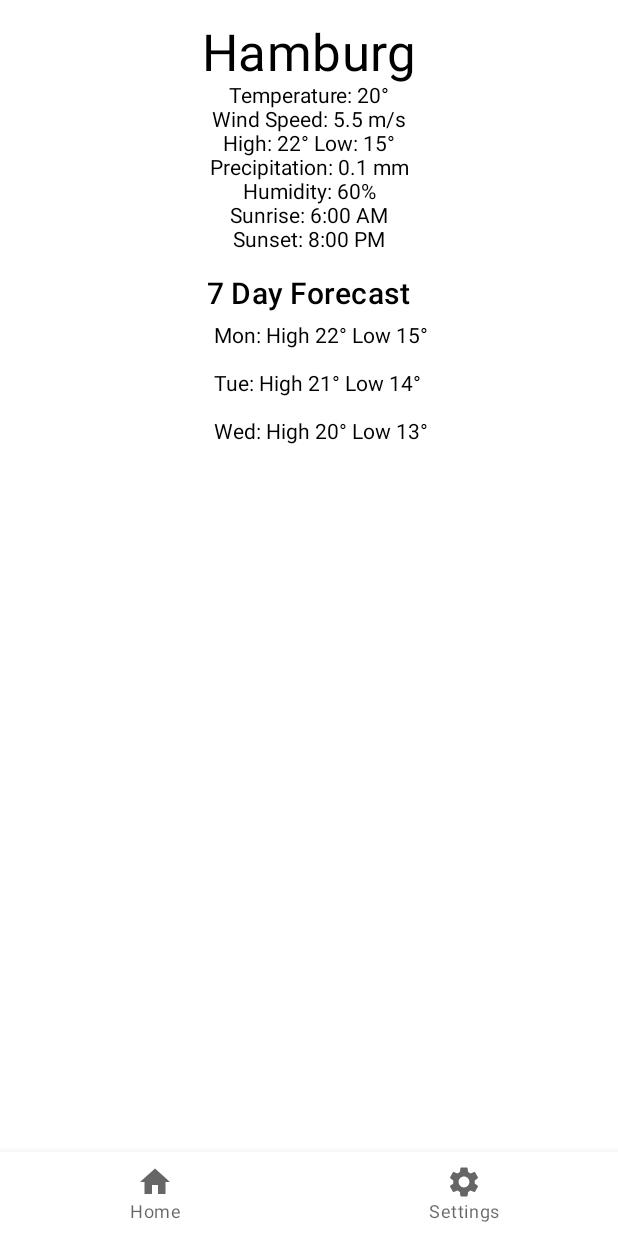
After one commit to La-Volpe/location-update-task, an Android app built with Jetpack Compose: the DetailScreen screen opened through its navigation route, on a phone screen of 412 x 824 dp. The commit adds this screen. Run offline under Robolectric (Android 15) with nearby library versions, the phone set to English and light mode, and no system bars; pictures from the network do not load.

Commit message:
basic and non-pretty ui

```diff
--- a/app/build.gradle.kts
+++ b/app/build.gradle.kts
@@ -59,6 +59,11 @@ dependencies {
     implementation(libs.androidx.ui.graphics)
     implementation(libs.androidx.ui.tooling.preview)
     implementation(libs.androidx.material3)
+    implementation(libs.androidx.compose.ui)
+    implementation(libs.androidx.compose.material)
+    implementation(libs.androidx.navigation.compose)
+    implementation(libs.coil)
+    implementation(libs.androidx.compose.runtime.livedata)
     testImplementation(libs.junit)
     androidTestImplementation(libs.androidx.junit)
     androidTestImplementation(libs.androidx.espresso.core)
--- a/app/src/main/AndroidManifest.xml
+++ b/app/src/main/AndroidManifest.xml
@@ -1,6 +1,7 @@
 <?xml version="1.0" encoding="utf-8"?>
 <manifest xmlns:android="http://schemas.android.com/apk/res/android"
     xmlns:tools="http://schemas.android.com/tools">
+    <uses-permission android:name="android.permission.INTERNET"/>
 
     <application
         android:allowBackup="true"
--- a/app/src/main/java/xyz/foxinia/weathersampleapp/MainActivity.kt
+++ b/app/src/main/java/xyz/foxinia/weathersampleapp/MainActivity.kt
@@ -6,42 +6,31 @@ import androidx.activity.compose.setContent
 import androidx.activity.enableEdgeToEdge
 import androidx.compose.foundation.layout.fillMaxSize
 import androidx.compose.foundation.layout.padding
-import androidx.compose.material3.Scaffold
-import androidx.compose.material3.Text
-import androidx.compose.runtime.Composable
+import androidx.compose.material.Scaffold
+import androidx.compose.material.Surface
 import androidx.compose.ui.Modifier
-import androidx.compose.ui.tooling.preview.Preview
-import xyz.foxinia.weathersampleapp.ui.theme.WeatherSampleAppTheme
+import androidx.navigation.NavGraph
+import androidx.navigation.NavHostController
+import androidx.navigation.compose.NavHost
+import androidx.navigation.compose.rememberNavController
+import xyz.foxinia.weathersampleapp.ui.BottomNavItem
+import xyz.foxinia.weathersampleapp.ui.BottomNavigationBar
+import xyz.foxinia.weathersampleapp.ui.Screen
+import xyz.foxinia.weathersampleapp.ui.SetupNavGraph
 
 class MainActivity : ComponentActivity() {
     override fun onCreate(savedInstanceState: Bundle?) {
         super.onCreate(savedInstanceState)
         enableEdgeToEdge()
         setContent {
-            WeatherSampleAppTheme {
-                Scaffold(modifier = Modifier.fillMaxSize()) { innerPadding ->
-                    Greeting(
-                        name = "Android",
-                        modifier = Modifier.padding(innerPadding)
-                    )
+            val navController = rememberNavController()
+            Scaffold(
+                bottomBar = { BottomNavigationBar(navController) }
+            ) { innerPadding ->
+                Surface(modifier = Modifier.fillMaxSize().padding(innerPadding)) {
+                    navController.SetupNavGraph(navController,startDestination = BottomNavItem.Home.route)
                 }
             }
         }
     }
 }
-
-@Composable
-fun Greeting(name: String, modifier: Modifier = Modifier) {
-    Text(
-        text = "Hello $name!",
-        modifier = modifier
-    )
-}
-
-@Preview(showBackground = true)
-@Composable
-fun GreetingPreview() {
-    WeatherSampleAppTheme {
-        Greeting("Android")
-    }
-}
--- /dev/null
+++ b/app/src/main/java/xyz/foxinia/weathersampleapp/data/Forecast.kt
@@ -0,0 +1,8 @@
+package xyz.foxinia.weathersampleapp.data
+
+data class Forecast(
+    val day: String,
+    val high: Int,
+    val low: Int,
+    val icon: String
+)
--- /dev/null
+++ b/app/src/main/java/xyz/foxinia/weathersampleapp/data/Weather.kt
@@ -0,0 +1,42 @@
+package xyz.foxinia.weathersampleapp.data
+
+data class Weather(
+    val location: String,
+    val temperature: Int,
+    val high: Int,
+    val low: Int,
+    // URL for the weather icon:
+    val icon: String,
+    val windSpeed: Double,
+    val precipitation: Double,
+    val humidity: Int,
+    val sunrise: String,
+    val sunset: String,
+    val forecast: List<Forecast>
+){
+    companion object{
+        val recentLocations = listOf(
+            "Hamburg", "Lübeck", "Kiel", "Tallinn", "Rostock",
+            "Danzig", "Bergen", "Riga", "Vyborg", "Stockholm"
+        )
+
+        val mockWeather = Weather(
+            location = recentLocations.get(0),
+            temperature = 20,
+            high = 22,
+            low = 15,
+            icon = "https://openweathermap.org/img/wn/01n@2x.png",
+            windSpeed = 5.5,
+            precipitation = 0.1,
+            humidity = 60,
+            sunrise = "6:00 AM",
+            sunset = "8:00 PM",
+            forecast = listOf(
+                Forecast("Mon", 22, 15, "https://openweathermap.org/img/wn/01n@2x.png"),
+                Forecast("Tue", 21, 14, "https://openweathermap.org/img/wn/01n@2x.png"),
+                Forecast("Wed", 20, 13, "https://openweathermap.org/img/wn/01n@2x.png"),
+                // Add more days...
+            )
+        )
+    }
+}
--- /dev/null
+++ b/app/src/main/java/xyz/foxinia/weathersampleapp/detail/DetailScreen.kt
@@ -0,0 +1,61 @@
+package xyz.foxinia.weathersampleapp.detail
+
+import androidx.compose.foundation.layout.Column
+import androidx.compose.foundation.layout.Row
+import androidx.compose.foundation.layout.Spacer
+import androidx.compose.foundation.layout.fillMaxSize
+import androidx.compose.foundation.layout.height
+import androidx.compose.foundation.layout.padding
+import androidx.compose.foundation.layout.width
+import androidx.compose.foundation.lazy.LazyColumn
+import androidx.compose.foundation.lazy.items
+import androidx.compose.material.MaterialTheme
+import androidx.compose.material.Text
+import androidx.compose.runtime.Composable
+import androidx.compose.ui.Alignment
+import androidx.compose.ui.Modifier
+import androidx.compose.ui.unit.dp
+import androidx.navigation.NavHostController
+import coil.compose.AsyncImage
+import xyz.foxinia.weathersampleapp.data.Forecast
+import xyz.foxinia.weathersampleapp.data.Weather.Companion.mockWeather
+
+@Composable
+fun DetailScreen(navController: NavHostController) {
+    Column(
+        modifier = Modifier
+            .fillMaxSize()
+            .padding(16.dp),
+        horizontalAlignment = Alignment.CenterHorizontally
+    ) {
+        Text(text = mockWeather.location, style = MaterialTheme.typography.h4)
+        Text(text = "Temperature: ${mockWeather.temperature}°")
+        Text(text = "Wind Speed: ${mockWeather.windSpeed} m/s")
+        Text(text = "High: ${mockWeather.high}° Low: ${mockWeather.low}°")
+        Text(text = "Precipitation: ${mockWeather.precipitation} mm")
+        Text(text = "Humidity: ${mockWeather.humidity}%")
+        Text(text = "Sunrise: ${mockWeather.sunrise}")
+        Text(text = "Sunset: ${mockWeather.sunset}")
+
+        Spacer(modifier = Modifier.height(16.dp))
+
+        Text(text = "7 Day Forecast", style = MaterialTheme.typography.h6)
+        LazyColumn {
+            items(mockWeather.forecast) { forecast ->
+                ForecastItem(forecast)
+            }
+        }
+    }
+}
+
+@Composable
+fun ForecastItem(forecast: Forecast) {
+    Row(
+        modifier = Modifier.padding(8.dp),
+        verticalAlignment = Alignment.CenterVertically
+    ) {
+        AsyncImage(model = forecast.icon, contentDescription = "Weather Icon")
+        Spacer(modifier = Modifier.width(16.dp))
+        Text(text = "${forecast.day}: High ${forecast.high}° Low ${forecast.low}°")
+    }
+}
--- /dev/null
+++ b/app/src/main/java/xyz/foxinia/weathersampleapp/home/HomeScreen.kt
@@ -0,0 +1,56 @@
+package xyz.foxinia.weathersampleapp.home
+
+import androidx.compose.foundation.clickable
+import androidx.compose.foundation.layout.Arrangement
+import androidx.compose.foundation.layout.Column
+import androidx.compose.foundation.layout.Row
+import androidx.compose.foundation.layout.Spacer
+import androidx.compose.foundation.layout.fillMaxSize
+import androidx.compose.foundation.layout.padding
+import androidx.compose.foundation.layout.width
+import androidx.compose.material.Card
+import androidx.compose.material.MaterialTheme
+import androidx.compose.material.Text
+import androidx.compose.runtime.Composable
+import androidx.compose.ui.Alignment
+import androidx.compose.ui.Modifier
+import androidx.compose.ui.unit.dp
+import androidx.navigation.NavHostController
+import coil.compose.AsyncImage
+import xyz.foxinia.weathersampleapp.data.Weather
+import xyz.foxinia.weathersampleapp.ui.Screen
+
+@Composable
+fun HomeScreen(navController: NavHostController) {
+    Column(
+        modifier = Modifier.fillMaxSize(),
+        horizontalAlignment = Alignment.CenterHorizontally,
+        verticalArrangement = Arrangement.Center
+    ) {
+        WeatherCard(weather = Weather.mockWeather) {
+            navController.navigate(Screen.Detail.route)
+        }
+    }
+}
+
+@Composable
+fun WeatherCard(weather: Weather, onClick: () -> Unit) {
+    Card(
+        modifier = Modifier
+            .padding(16.dp)
+            .clickable(onClick = onClick),
+        elevation = 8.dp
+    ) {
+        Row(
+            modifier = Modifier.padding(16.dp),
+            verticalAlignment = Alignment.CenterVertically
+        ) {
+            AsyncImage(model = weather.icon, contentDescription = "Weather Icon")
+            Spacer(modifier = Modifier.width(16.dp))
+            Column {
+                Text(text = "${weather.temperature}°", style = MaterialTheme.typography.h4)
+                Text(text = "High: ${weather.high}° Low: ${weather.low}°")
+            }
+        }
+    }
+}
--- /dev/null
+++ b/app/src/main/java/xyz/foxinia/weathersampleapp/ui/BottomNavItem.kt
@@ -0,0 +1,13 @@
+package xyz.foxinia.weathersampleapp.ui
+
+import androidx.compose.material.icons.Icons
+import androidx.compose.material.icons.filled.Home
+import androidx.compose.material.icons.filled.LocationOn
+import androidx.compose.material.icons.filled.Settings
+import androidx.compose.ui.graphics.vector.ImageVector
+
+sealed class BottomNavItem(val route: String, val icon: ImageVector, val title: String) {
+    object Home : BottomNavItem("home", Icons.Default.Home, "Home")
+    object RecentLocations : BottomNavItem("recentLocations", Icons.Default.LocationOn, "Locations")
+    object Settings : BottomNavItem("settings", Icons.Default.Settings, "Settings")
+}
--- /dev/null
+++ b/app/src/main/java/xyz/foxinia/weathersampleapp/ui/BottomNavigationBar.kt
@@ -0,0 +1,43 @@
+package xyz.foxinia.weathersampleapp.ui
+
+import androidx.compose.material.BottomNavigation
+import androidx.compose.material.BottomNavigationItem
+import androidx.compose.material.Icon
+import androidx.compose.material.Text
+import androidx.compose.runtime.Composable
+import androidx.compose.ui.graphics.Color
+import androidx.navigation.NavController
+import androidx.navigation.compose.currentBackStackEntryAsState
+
+@Composable
+fun BottomNavigationBar(navController: NavController) {
+    val items = listOf(
+        BottomNavItem.Home,
+        BottomNavItem.Settings
+    )
+    BottomNavigation(
+        backgroundColor = Color.White,
+        contentColor = Color.Black
+    ) {
+        val navBackStackEntry = navController.currentBackStackEntryAsState()
+        val currentRoute = navBackStackEntry.value?.destination?.route
+        items.forEach { item ->
+            BottomNavigationItem(
+                icon = { Icon(item.icon, contentDescription = item.title) },
+                label = { Text(item.title) },
+                selected = currentRoute == item.route,
+                onClick = {
+                    navController.navigate(item.route) {
+                        navController.graph.startDestinationRoute?.let { route ->
+                            popUpTo(route) {
+                                saveState = true
+                            }
+                        }
+                        launchSingleTop = true
+                        restoreState = true
+                    }
+                }
+            )
+        }
+    }
+}
--- /dev/null
+++ b/app/src/main/java/xyz/foxinia/weathersampleapp/ui/NavGraph.kt
@@ -0,0 +1,24 @@
+package xyz.foxinia.weathersampleapp.ui
+
+import androidx.compose.runtime.Composable
+import androidx.navigation.NavHostController
+import androidx.navigation.compose.NavHost
+import androidx.navigation.compose.composable
+import xyz.foxinia.weathersampleapp.detail.DetailScreen
+import xyz.foxinia.weathersampleapp.home.HomeScreen
+import xyz.foxinia.weathersampleapp.recent_locations.RecentLocationsScreen
+import xyz.foxinia.weathersampleapp.settings.SettingsScreen
+
+sealed class Screen(val route: String) {
+    object Detail : Screen("detail")
+}
+
+@Composable
+fun NavHostController.SetupNavGraph(navController: NavHostController,startDestination: String) {
+    NavHost(navController = this, startDestination = startDestination) {
+        composable(BottomNavItem.Home.route) { HomeScreen(navController) }
+//        composable(BottomNavItem.RecentLocations.route) { RecentLocationsScreen(navController) }
+        composable(BottomNavItem.Settings.route) { SettingsScreen(navController) }
+        composable(Screen.Detail.route) { DetailScreen(navController) }
+    }
+}
```
Also changed, not shown: app/src/main/java/xyz/foxinia/weathersampleapp/recent_locations/RecentLocationsScreen.kt (added, +57 -0 lines), app/src/main/java/xyz/foxinia/weathersampleapp/settings/SettingsScreen.kt (added, +59 -0 lines), gradle/libs.versions.toml (+11 -0 lines).
